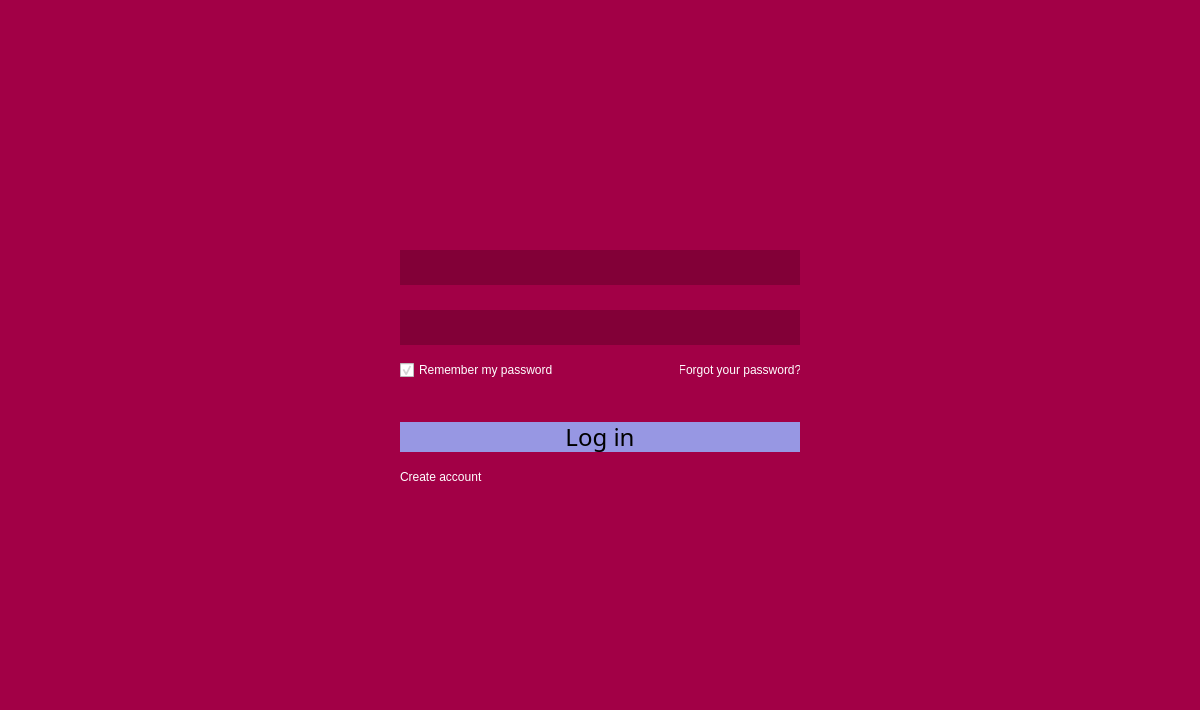
Above: parser-test/loginwindow.ui from JerryShe/O-Reader before the change. Below: the same form after it.
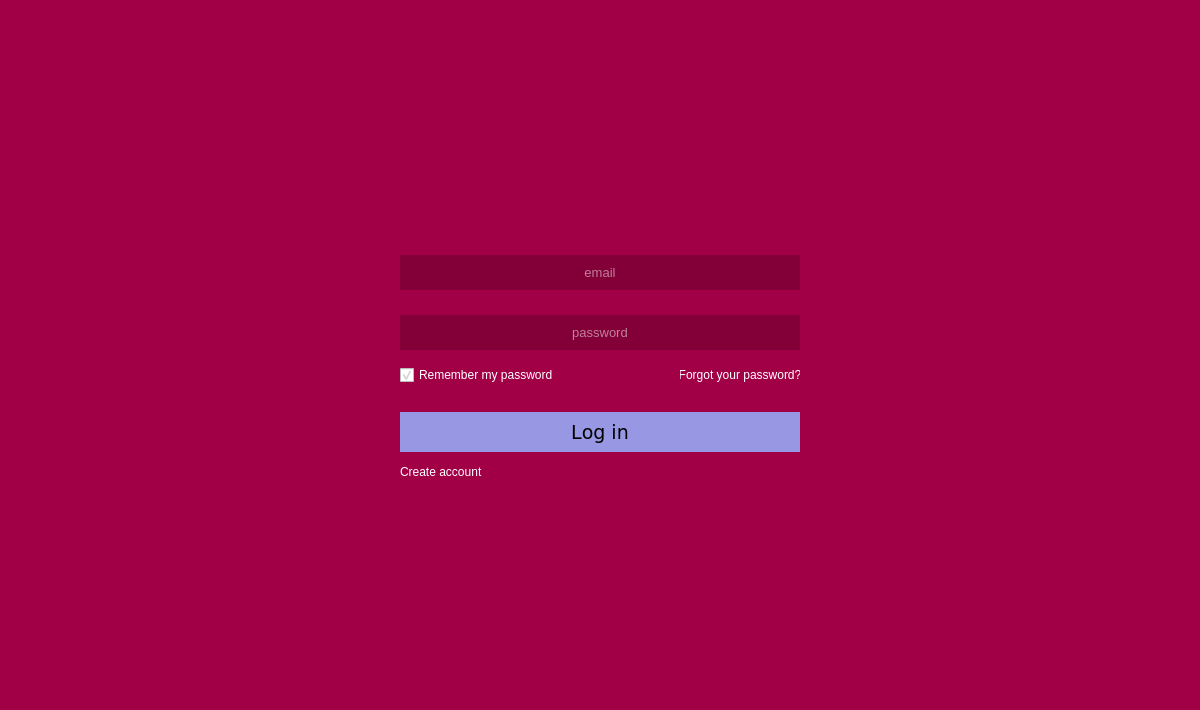
That is the form after the change. Icons and pictures are not drawn.

The edit to the form file:
```diff
--- a/parser-test/loginwindow.ui
+++ b/parser-test/loginwindow.ui
@@ -770,7 +770,7 @@
      </spacer>
     </item>
     <item row="1" column="1">
-     <layout class="QVBoxLayout" name="verticalLayout" stretch="0,0,0,0,0,0,0,0">
+     <layout class="QVBoxLayout" name="verticalLayout" stretch="0,0,0,0,0,0,0">
       <property name="spacing">
        <number>20</number>
       </property>
@@ -810,6 +810,11 @@
           <height>35</height>
          </size>
         </property>
+        <property name="font">
+         <font>
+          <pointsize>10</pointsize>
+         </font>
+        </property>
         <property name="styleSheet">
          <string notr="true">#Name
 {
@@ -817,12 +822,21 @@
 	color: white;
 }</string>
         </property>
+        <property name="inputMask">
+         <string/>
+        </property>
+        <property name="text">
+         <string/>
+        </property>
         <property name="frame">
          <bool>false</bool>
         </property>
         <property name="alignment">
          <set>Qt::AlignCenter</set>
         </property>
+        <property name="placeholderText">
+         <string>email</string>
+        </property>
        </widget>
       </item>
       <item>
@@ -1011,6 +1025,11 @@
           </disabled>
          </palette>
         </property>
+        <property name="font">
+         <font>
+          <pointsize>10</pointsize>
+         </font>
+        </property>
         <property name="styleSheet">
          <string notr="true">#Pass
 {
@@ -1018,6 +1037,12 @@
 	color: white;
 }</string>
         </property>
+        <property name="inputMask">
+         <string notr="true"/>
+        </property>
+        <property name="text">
+         <string notr="true"/>
+        </property>
         <property name="frame">
          <bool>false</bool>
         </property>
@@ -1028,7 +1053,7 @@
          <set>Qt::AlignCenter</set>
         </property>
         <property name="placeholderText">
-         <string notr="true"/>
+         <string notr="true">password</string>
         </property>
        </widget>
       </item>
@@ -1042,6 +1067,18 @@
         </property>
         <item>
          <widget class="QCheckBox" name="Remember">
+          <property name="minimumSize">
+           <size>
+            <width>0</width>
+            <height>20</height>
+           </size>
+          </property>
+          <property name="maximumSize">
+           <size>
+            <width>16777215</width>
+            <height>16777215</height>
+           </size>
+          </property>
           <property name="styleSheet">
            <string notr="true">#Remember
 {
@@ -1067,8 +1104,8 @@
           </property>
           <property name="iconSize">
            <size>
-            <width>16</width>
-            <height>16</height>
+            <width>20</width>
+            <height>20</height>
            </size>
           </property>
           <property name="shortcut">
@@ -1123,22 +1160,6 @@
         </item>
        </layout>
       </item>
-      <item>
-       <spacer name="verticalSpacer_3">
-        <property name="orientation">
-         <enum>Qt::Vertical</enum>
-        </property>
-        <property name="sizeType">
-         <enum>QSizePolicy::Fixed</enum>
-        </property>
-        <property name="sizeHint" stdset="0">
-         <size>
-          <width>20</width>
-          <height>20</height>
-         </size>
-        </property>
-       </spacer>
-      </item>
       <item>
        <widget class="QPushButton" name="login">
         <property name="sizePolicy">
@@ -1150,7 +1171,7 @@
         <property name="minimumSize">
          <size>
           <width>400</width>
-          <height>30</height>
+          <height>40</height>
          </size>
         </property>
         <property name="maximumSize">
@@ -1161,11 +1182,13 @@
         </property>
         <property name="font">
          <font>
-          <family>David</family>
-          <pointsize>18</pointsize>
+          <family>DejaVu Sans Light</family>
+          <pointsize>14</pointsize>
           <weight>50</weight>
           <italic>false</italic>
           <bold>false</bold>
+          <stylestrategy>PreferAntialias</stylestrategy>
+          <kerning>false</kerning>
          </font>
         </property>
         <property name="styleSheet">
```
Left out of the diff: 34 changed lines with no effect on the pictures.
